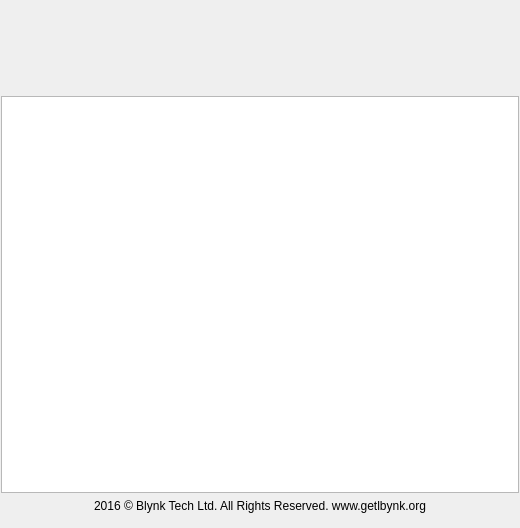
Old version of the form blynk/aboutwindow.ui in the repository flegall2014/Blynk.
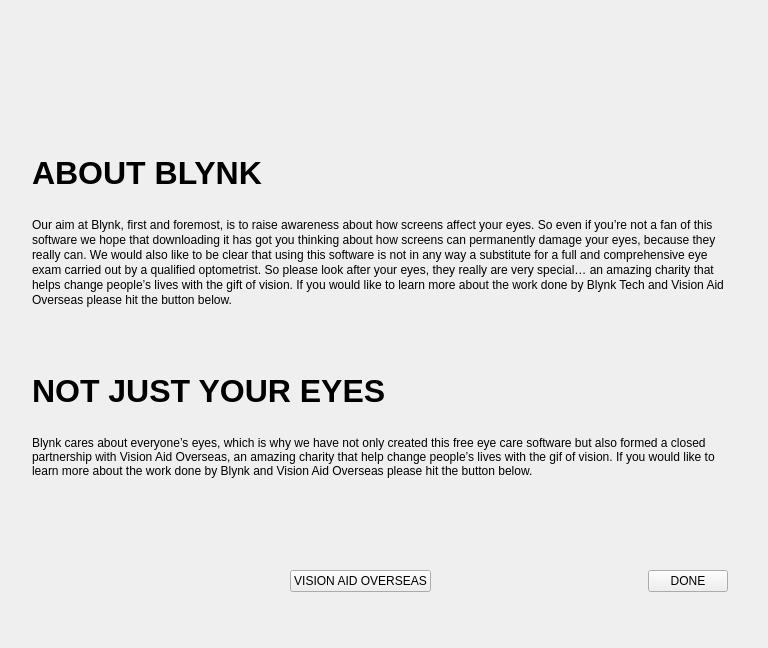
New version of the form. Icons and pictures are not drawn. Custom widgets are drawn as their Qt base class.

```diff
--- a/blynk/aboutwindow.ui
+++ b/blynk/aboutwindow.ui
@@ -6,124 +6,252 @@
    <rect>
     <x>0</x>
     <y>0</y>
-    <width>520</width>
-    <height>528</height>
+    <width>768</width>
+    <height>648</height>
    </rect>
   </property>
-  <property name="sizePolicy">
-   <sizepolicy hsizetype="Fixed" vsizetype="Fixed">
-    <horstretch>0</horstretch>
-    <verstretch>0</verstretch>
-   </sizepolicy>
-  </property>
   <property name="minimumSize">
    <size>
-    <width>0</width>
-    <height>528</height>
+    <width>768</width>
+    <height>648</height>
    </size>
   </property>
   <property name="maximumSize">
    <size>
-    <width>16777215</width>
-    <height>528</height>
+    <width>768</width>
+    <height>648</height>
    </size>
   </property>
   <property name="windowTitle">
    <string>Form</string>
   </property>
-  <property name="styleSheet">
-   <string notr="true"/>
-  </property>
-  <layout class="QGridLayout" name="gridLayout_2">
+  <layout class="QGridLayout" name="gridLayout">
    <property name="leftMargin">
-    <number>0</number>
+    <number>32</number>
    </property>
    <property name="topMargin">
-    <number>0</number>
+    <number>64</number>
    </property>
    <property name="rightMargin">
-    <number>0</number>
+    <number>32</number>
    </property>
    <property name="bottomMargin">
-    <number>0</number>
+    <number>32</number>
    </property>
+   <property name="horizontalSpacing">
+    <number>32</number>
+   </property>
+   <item row="3" column="0">
+    <widget class="QLabel" name="label_3">
+     <property name="font">
+      <font>
+       <family>Segoe UI</family>
+       <pointsize>24</pointsize>
+       <weight>75</weight>
+       <bold>true</bold>
+      </font>
+     </property>
+     <property name="text">
+      <string>NOT JUST YOUR EYES</string>
+     </property>
+     <property name="margin">
+      <number>8</number>
+     </property>
+    </widget>
+   </item>
+   <item row="2" column="0">
+    <widget class="QLabel" name="label">
+     <property name="minimumSize">
+      <size>
+       <width>0</width>
+       <height>128</height>
+      </size>
+     </property>
+     <property name="text">
+      <string>Our aim at Blynk, ﬁrst and foremost, is to raise awareness about how screens aﬀect your eyes. So even if you’re not a fan of this software we hope that downloading it has got you thinking about how screens can permanently damage your eyes, because they really can. We would also like to be clear that using this software is not in any way a substitute for a full and comprehensive eye exam carried out by a qualiﬁed optometrist. So please look after your eyes, they really are very special… an amazing charity that helps change people’s lives with the gift of vision. If you would like to learn more about the work done by Blynk Tech and Vision Aid Overseas please hit the button below.
+</string>
+     </property>
+     <property name="alignment">
+      <set>Qt::AlignLeading|Qt::AlignLeft|Qt::AlignTop</set>
+     </property>
+     <property name="wordWrap">
+      <bool>true</bool>
+     </property>
+     <property name="margin">
+      <number>20</number>
+     </property>
+    </widget>
+   </item>
+   <item row="6" column="0">
+    <spacer name="verticalSpacer">
+     <property name="orientation">
+      <enum>Qt::Vertical</enum>
+     </property>
+     <property name="sizeType">
+      <enum>QSizePolicy::Fixed</enum>
+     </property>
+     <property name="sizeHint" stdset="0">
+      <size>
+       <width>20</width>
+       <height>24</height>
+      </size>
+     </property>
+    </spacer>
+   </item>
    <item row="0" column="0">
-    <layout class="QVBoxLayout" name="verticalLayout">
-     <property name="leftMargin">
-      <number>1</number>
-     </property>
-     <property name="topMargin">
-      <number>1</number>
-     </property>
-     <property name="rightMargin">
-      <number>1</number>
-     </property>
-     <property name="bottomMargin">
-      <number>1</number>
-     </property>
+    <layout class="QVBoxLayout" name="verticalLayout_9">
      <item>
-      <spacer name="verticalSpacer">
+      <layout class="QHBoxLayout" name="horizontalLayout_16">
+       <item>
+        <widget class="ImageWidget" name="wLogoArea" native="true">
+         <property name="minimumSize">
+          <size>
+           <width>700</width>
+           <height>64</height>
+          </size>
+         </property>
+         <property name="maximumSize">
+          <size>
+           <width>700</width>
+           <height>64</height>
+          </size>
+         </property>
+         <property name="styleSheet">
+          <string notr="true"/>
+         </property>
+        </widget>
+       </item>
+      </layout>
+     </item>
+    </layout>
+   </item>
+   <item row="5" column="0">
+    <layout class="QHBoxLayout" name="horizontalLayout">
+     <item>
+      <widget class="QPushButton" name="pushButton">
+       <property name="text">
+        <string/>
+       </property>
+       <property name="icon">
+        <iconset resource="resources.qrc">
+         <normaloff>:/icons/ico-facebook.png</normaloff>:/icons/ico-facebook.png</iconset>
+       </property>
+       <property name="iconSize">
+        <size>
+         <width>48</width>
+         <height>48</height>
+        </size>
+       </property>
+       <property name="flat">
+        <bool>true</bool>
+       </property>
+      </widget>
+     </item>
+     <item>
+      <spacer name="horizontalSpacer_3">
        <property name="orientation">
-        <enum>Qt::Vertical</enum>
+        <enum>Qt::Horizontal</enum>
+       </property>
+       <property name="sizeHint" stdset="0">
+        <size>
+         <width>40</width>
+         <height>20</height>
+        </size>
+       </property>
+      </spacer>
+     </item>
+     <item>
+      <widget class="QPushButton" name="wVisionAidOverseasButton">
+       <property name="text">
+        <string>VISION AID OVERSEAS</string>
+       </property>
+      </widget>
+     </item>
+     <item>
+      <spacer name="horizontalSpacer">
+       <property name="orientation">
+        <enum>Qt::Horizontal</enum>
+       </property>
+       <property name="sizeHint" stdset="0">
+        <size>
+         <width>40</width>
+         <height>20</height>
+        </size>
+       </property>
+      </spacer>
+     </item>
+     <item>
+      <widget class="QPushButton" name="wAboutDoneButton">
+       <property name="styleSheet">
+        <string notr="true"/>
+       </property>
+       <property name="text">
+        <string>DONE</string>
+       </property>
+       <property name="flat">
+        <bool>false</bool>
+       </property>
+      </widget>
+     </item>
+     <item>
+      <spacer name="horizontalSpacer_2">
+       <property name="orientation">
+        <enum>Qt::Horizontal</enum>
        </property>
        <property name="sizeType">
         <enum>QSizePolicy::Fixed</enum>
        </property>
        <property name="sizeHint" stdset="0">
         <size>
-         <width>20</width>
-         <height>25</height>
+         <width>8</width>
+         <height>20</height>
         </size>
        </property>
       </spacer>
      </item>
-     <item>
-      <layout class="QVBoxLayout" name="verticalLayout_3">
-       <item>
-        <layout class="QHBoxLayout" name="horizontalLayout">
-         <item>
-          <widget class="ImageWidget" name="logoWidget" native="true">
-           <property name="minimumSize">
-            <size>
-             <width>0</width>
-             <height>64</height>
-            </size>
-           </property>
-           <property name="maximumSize">
-            <size>
-             <width>16777215</width>
-             <height>64</height>
-            </size>
-           </property>
-          </widget>
-         </item>
-        </layout>
-       </item>
-       <item>
-        <widget class="QTextEdit" name="textEdit"/>
-       </item>
-       <item>
-        <layout class="QHBoxLayout" name="horizontalLayout_2">
-         <property name="topMargin">
-          <number>0</number>
-         </property>
-         <item>
-          <widget class="QLabel" name="label">
-           <property name="text">
-            <string>2016 © Blynk Tech Ltd. All Rights Reserved. www.getlbynk.org
-</string>
-           </property>
-           <property name="alignment">
-            <set>Qt::AlignCenter</set>
-           </property>
-          </widget>
-         </item>
-        </layout>
-       </item>
-      </layout>
-     </item>
     </layout>
    </item>
+   <item row="1" column="0">
+    <widget class="QLabel" name="label_2">
+     <property name="font">
+      <font>
+       <family>Segoe UI</family>
+       <pointsize>24</pointsize>
+       <weight>75</weight>
+       <bold>true</bold>
+      </font>
+     </property>
+     <property name="text">
+      <string>ABOUT BLYNK</string>
+     </property>
+     <property name="margin">
+      <number>8</number>
+     </property>
+    </widget>
+   </item>
+   <item row="4" column="0">
+    <widget class="QLabel" name="label_4">
+     <property name="minimumSize">
+      <size>
+       <width>0</width>
+       <height>128</height>
+      </size>
+     </property>
+     <property name="text">
+      <string>Blynk cares about everyone’s eyes, which is why we have not only created this free eye care software but also formed a closed partnership with Vision Aid Overseas, an amazing charity that help change people’s lives with the gif of vision. If you would like to learn more about the work done by Blynk and Vision Aid Overseas please hit the button below.
+</string>
+     </property>
+     <property name="alignment">
+      <set>Qt::AlignLeading|Qt::AlignLeft|Qt::AlignTop</set>
+     </property>
+     <property name="wordWrap">
+      <bool>true</bool>
+     </property>
+     <property name="margin">
+      <number>20</number>
+     </property>
+    </widget>
+   </item>
   </layout>
  </widget>
  <customwidgets>
```
Left out of the diff: 4 changed lines with no effect on the pictures.
